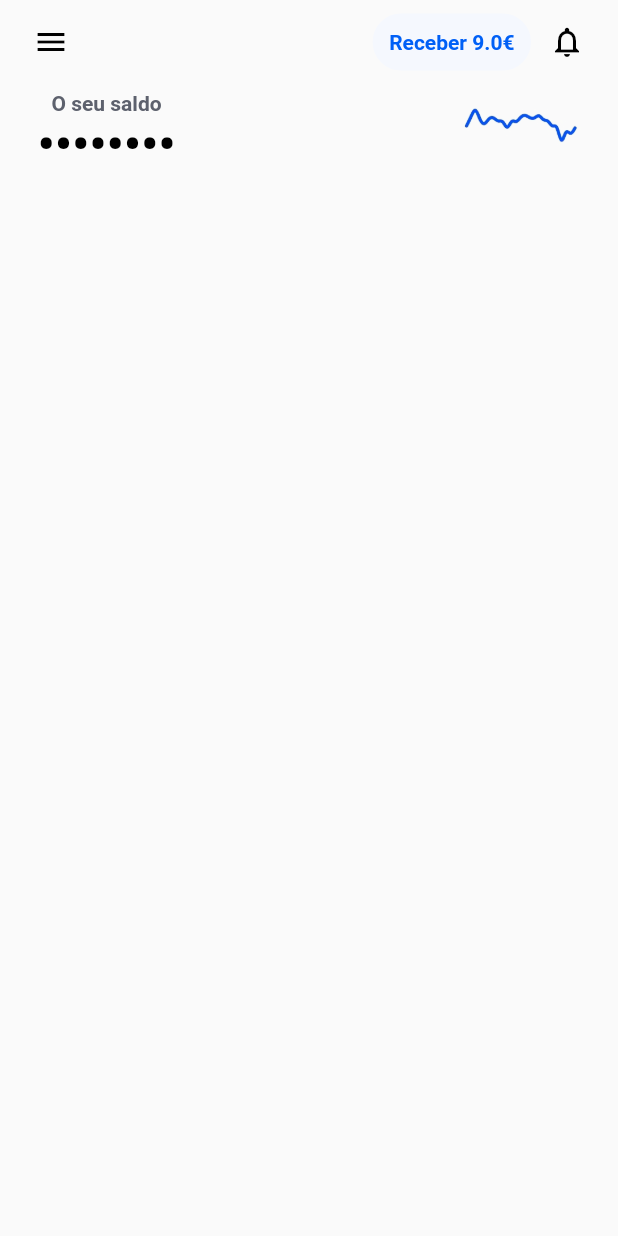
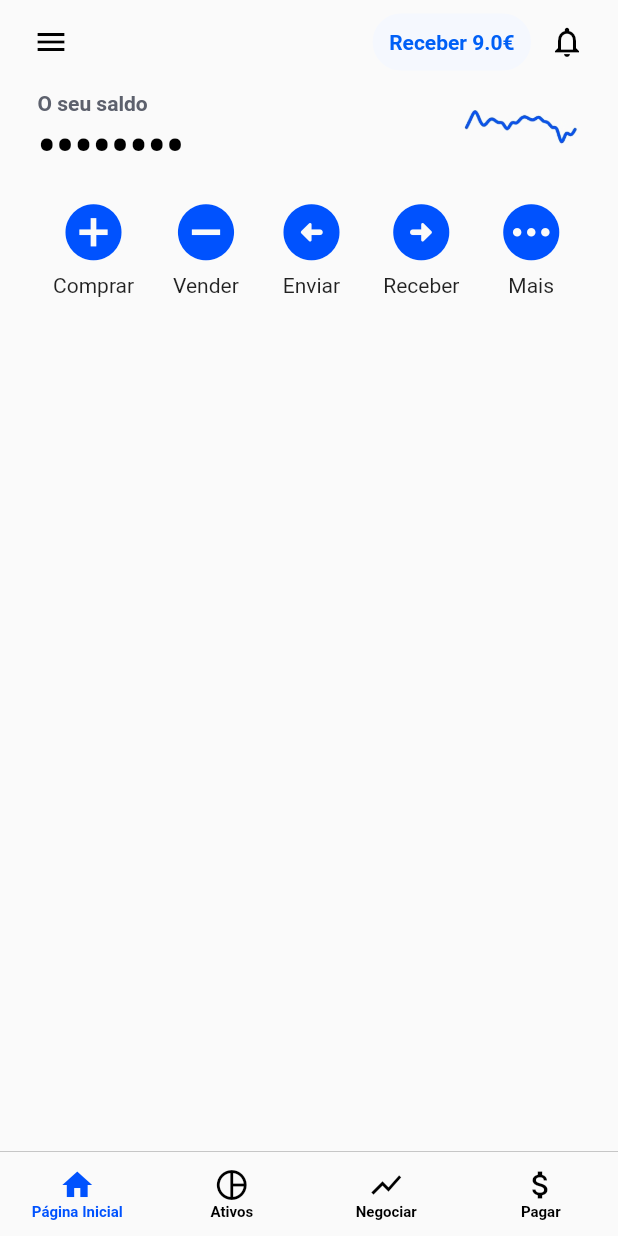
Before and after one commit to Hugo1307/CoinbaseClone, a Flutter app: the screen it shows after launch, on a phone screen of 412 x 824 dp. Run offline on Flutter 3.47's test engine with Material 2 defaults, Android fonts, the light colour scheme and no system bars.

Commit message:
Added BottomNavigationBar and Action Bar to Dashboard.

```diff
--- /dev/null
+++ b/lib/dashboard.dart
@@ -0,0 +1,136 @@
+import 'package:flutter/material.dart';
+
+class DashboardBody extends StatelessWidget {
+  const DashboardBody({Key? key}) : super(key: key);
+
+  @override
+  Widget build(BuildContext context) {
+    return Column(
+      children: [
+        const BalanceBar(),
+        Container(
+          margin: const EdgeInsets.only(top: 10),
+          child: const ActionsBar(),
+        )
+      ],
+    );
+  }
+}
+
+class BalanceBar extends StatelessWidget {
+  const BalanceBar({Key? key}) : super(key: key);
+
+  @override
+  Widget build(BuildContext context) {
+    return Container(
+        margin: const EdgeInsets.symmetric(horizontal: 15, vertical: 5),
+        child: Row(
+          children: [
+            Expanded(
+                child: Column(
+              children: const [
+                Align(
+                    alignment: Alignment.centerLeft,
+                    child: Text(
+                      'O seu saldo',
+                      style: TextStyle(
+                          color: Color.fromARGB(255, 93, 97, 109),
+                          fontWeight: FontWeight.bold),
+                    )),
+                Align(
+                    alignment: Alignment.centerLeft,
+                    child: Text('••••••••',
+                        style: TextStyle(
+                            color: Colors.black,
+                            fontWeight: FontWeight.bold,
+                            fontSize: 34))),
+              ],
+            )),
+            const Spacer(),
+            Container(
+                width: 80,
+                height: 40,
+                margin: const EdgeInsets.only(bottom: 10),
+                child: Image.asset('assets/images/Balance_Graph.png'))
+          ],
+        ));
+  }
+}
+
+class ActionsBar extends StatelessWidget {
+  const ActionsBar({Key? key}) : super(key: key);
+
+  @override
+  Widget build(BuildContext context) {
+    return Row(
+        mainAxisAlignment: MainAxisAlignment.spaceEvenly,
+        crossAxisAlignment: CrossAxisAlignment.center,
+        children: [
+          Column(
+            children: [
+              const Icon(
+                Icons.add_circle,
+                color: Color.fromARGB(255, 0, 82, 254),
+                size: 45,
+              ),
+              Container(
+                margin: const EdgeInsets.only(top: 5),
+                child: const Text('Comprar'),
+              )
+            ],
+          ),
+          Column(
+            children: [
+              const Icon(
+                Icons.remove_circle,
+                color: Color.fromARGB(255, 0, 82, 254),
+                size: 45,
+              ),
+              Container(
+                margin: const EdgeInsets.only(top: 5),
+                child: const Text('Vender'),
+              )
+            ],
+          ),
+          Column(
+            children: [
+              const Icon(
+                Icons.arrow_circle_left_rounded,
+                color: Color.fromARGB(255, 0, 82, 254),
+                size: 45,
+              ),
+              Container(
+                margin: const EdgeInsets.only(top: 5),
+                child: const Text('Enviar'),
+              )
+            ],
+          ),
+          Column(
+            children: [
+              const Icon(
+                Icons.arrow_circle_right_rounded,
+                color: Color.fromARGB(255, 0, 82, 254),
+                size: 45,
+              ),
+              Container(
+                margin: const EdgeInsets.only(top: 5),
+                child: const Text('Receber'),
+              )
+            ],
+          ),
+          Column(
+            children: [
+              const Icon(
+                Icons.pending_rounded,
+                color: Color.fromARGB(255, 0, 82, 254),
+                size: 45,
+              ),
+              Container(
+                margin: const EdgeInsets.only(top: 5),
+                child: const Text('Mais'),
+              )
+            ],
+          ),
+        ]);
+  }
+}
--- a/lib/main.dart
+++ b/lib/main.dart
@@ -1,20 +1,48 @@
+import 'package:coinbase_clone/dashboard.dart';
 import 'package:flutter/material.dart';
 import 'package:flutter/services.dart';
 
-class Dashboard extends StatelessWidget {
-  const Dashboard({Key? key}) : super(key: key);
+class MainAppContainer extends StatefulWidget {
+  const MainAppContainer({Key? key}) : super(key: key);
+
+  @override
+  State<StatefulWidget> createState() => _MainAppContainerState();
+}
+
+class _MainAppContainerState extends State<MainAppContainer> {
+  int _selectedItemIndex = 0;
+  static const List<Widget> _widgetOptions = <Widget>[
+    DashboardBody(),
+    Text(
+      '"Ativos" is working!',
+    ),
+    Text(
+      '"Negociar" is working!',
+    ),
+    Text(
+      '"Pagar" is working!',
+    ),
+  ];
+
+  refreshChild(childIndex) {
+    setState(() {
+      _selectedItemIndex = childIndex;
+    });
+  }
 
   @override
   Widget build(BuildContext context) {
     return Scaffold(
       appBar: TopBar(),
-      body: const DashboardBody(),
+      body: AppBody(child: _widgetOptions.elementAt(_selectedItemIndex)),
+      bottomNavigationBar: BottomNavBar(callbackOnUpdate: refreshChild),
     );
   }
 }
 
 class TopBar extends AppBar {
-  TopBar({Key? key}) : super(
+  TopBar({Key? key})
+      : super(
             key: key,
             iconTheme: const IconThemeData(
               color: Colors.black,
@@ -35,17 +63,15 @@ class TopBar extends AppBar {
                   padding: const EdgeInsets.all(10),
                   decoration: BoxDecoration(
                       border: Border.all(
-                color: const Color.fromARGB(255,245,248,254),
+                        color: const Color.fromARGB(255, 245, 248, 254),
                       ),
                       borderRadius: const BorderRadius.all(Radius.circular(20)),
-              color: const Color.fromARGB(255,245,248,254)
-            ),
+                      color: const Color.fromARGB(255, 245, 248, 254)),
                   child: const Text(
                     'Receber 9.0€',
                     style: TextStyle(
                         color: Color.fromARGB(255, 0, 96, 246),
-              fontWeight: FontWeight.bold
-            ),
+                        fontWeight: FontWeight.bold),
                   ),
                 ),
                 Container(
@@ -59,74 +85,87 @@ class TopBar extends AppBar {
             ]);
 }
 
-class BalanceBar extends StatelessWidget {
+class AppBody extends StatelessWidget {
+  final Widget child;
 
-  const BalanceBar({Key? key}) : super(key: key);
+  const AppBody({Key? key, required this.child}) : super(key: key);
 
   @override
   Widget build(BuildContext context) {
     return Container(
-        margin: const EdgeInsets.symmetric(horizontal: 15, vertical: 5),
-        child: Row(
-          children: [
-            Column(
-              children: const [
-                Text(
-                    'O seu saldo',
-                    style: TextStyle(
-                      color: Color.fromARGB(255, 93, 97, 109),
-                      fontWeight: FontWeight.bold
-                    ),
-                  ),
-                Text(
-                  '••••••••',
-                  style: TextStyle(
-                    color: Colors.black,
-                    fontWeight: FontWeight.bold,
-                    fontSize: 32
-                  )
-                ),
-              ],
-            ),
-            const Spacer(),
-            Container(
-              width: 80,
-              height: 40,
-              margin: const EdgeInsets.only(bottom: 10),
-              child: Image.asset('assets/images/Balance_Graph.png')
-            )
-
-          ],
-        ));
+        margin: const EdgeInsets.symmetric(horizontal: 10), child: child);
+  }
 }
 
+class BottomNavBar extends StatefulWidget {
+  final Function callbackOnUpdate;
+  const BottomNavBar({Key? key, required this.callbackOnUpdate})
+      : super(key: key);
 
+  @override
+  State<BottomNavBar> createState() => _BottomNavBarState();
 }
 
-class DashboardBody extends StatelessWidget {
+class _BottomNavBarState extends State<BottomNavBar> {
+  int _selectedIndex = 0;
 
-  const DashboardBody({Key? key}) : super(key: key);
+  void _onItemTapped(int index) {
+    setState(() {
+      _selectedIndex = index;
+      widget.callbackOnUpdate(index);
+    });
+  }
 
   @override
   Widget build(BuildContext context) {
     return Container(
-        margin: const EdgeInsets.symmetric(horizontal: 10),
-        child: Column(
-          children: const [BalanceBar()],
-        )
-      );
+        decoration: const BoxDecoration(
+            color: Colors.white,
+            border: Border(
+                top: BorderSide(
+                    color: Color.fromARGB(255, 180, 180, 180), width: .5))),
+        child: BottomNavigationBar(
+          type: BottomNavigationBarType.fixed,
+          elevation: 0,
+          showUnselectedLabels: true,
+          unselectedLabelStyle: const TextStyle(fontWeight: FontWeight.bold),
+          selectedLabelStyle: const TextStyle(fontWeight: FontWeight.bold),
+          unselectedItemColor: Colors.black,
+          unselectedFontSize: 10,
+          selectedFontSize: 10,
+          enableFeedback: false,
+          items: const <BottomNavigationBarItem>[
+            BottomNavigationBarItem(
+              icon: Icon(Icons.home),
+              label: 'Página Inicial',
+            ),
+            BottomNavigationBarItem(
+              icon: Icon(Icons.pie_chart_outline),
+              label: 'Ativos',
+            ),
+            BottomNavigationBarItem(
+              icon: Icon(Icons.show_chart),
+              label: 'Negociar',
+            ),
+            BottomNavigationBarItem(
+              icon: Icon(Icons.attach_money),
+              label: 'Pagar',
+            ),
+          ],
+          currentIndex: _selectedIndex,
+          selectedItemColor: const Color.fromARGB(255, 0, 82, 254),
+          onTap: _onItemTapped,
+        ));
   }
-
 }
 
 void main() {
-
-  SystemChrome.setSystemUIOverlayStyle(const SystemUiOverlayStyle(statusBarColor: Colors.transparent));
+  SystemChrome.setSystemUIOverlayStyle(
+      const SystemUiOverlayStyle(statusBarColor: Colors.transparent));
 
   runApp(MaterialApp(
     theme: ThemeData.light(),
     themeMode: ThemeMode.light,
-    home: const Dashboard(),
+    home: const MainAppContainer(),
   ));
-
 }
```
Lines whose indentation alone changed are shown as unchanged.
